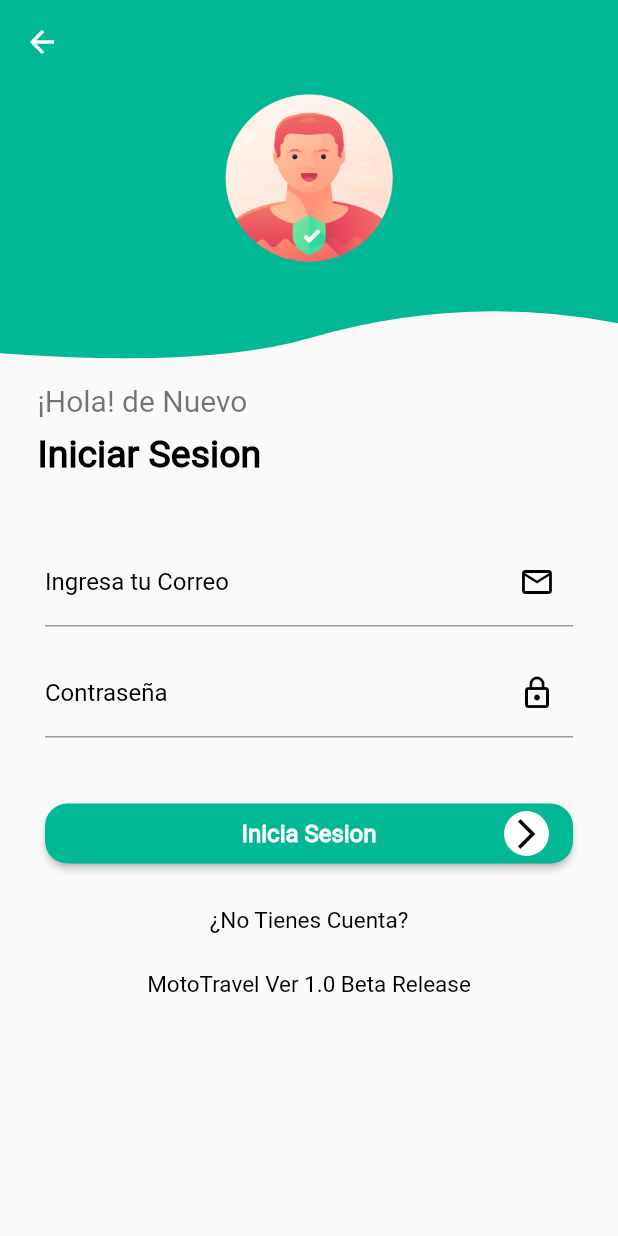
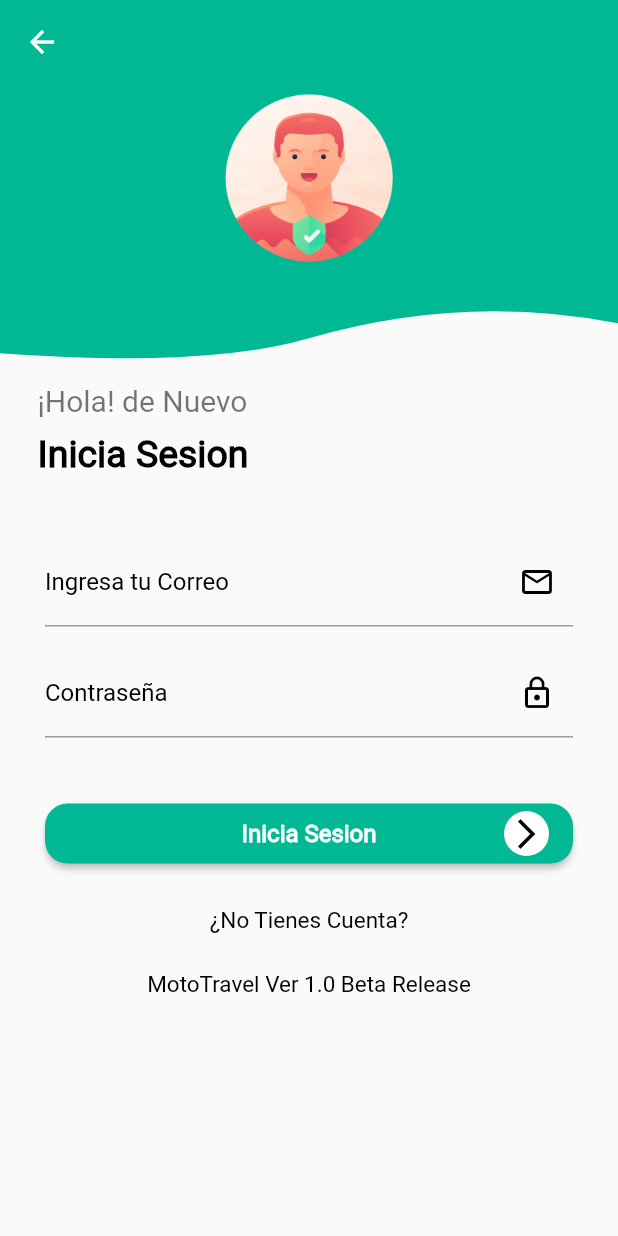
Before and after one commit to mhdevsoft/mototravel, a Flutter app: the LoginPage screen opened by its route, on a phone screen of 412 x 824 dp. Run offline on Flutter 3.47's test engine with Material 2 defaults, Android fonts, the light colour scheme and no system bars; our stand-ins replace flutter_custom_clippers.

Commit message:
Cambio Temporal

```diff
--- a/lib/src/pages/login/login_page.dart
+++ b/lib/src/pages/login/login_page.dart
@@ -119,7 +119,7 @@ class _LoginPageState extends State<LoginPage> {
     return Container(
        alignment: Alignment.centerLeft,
        margin: EdgeInsets.symmetric(horizontal: 25, vertical: 0) ,
-       child: Text('Iniciar Sesion',
+       child: Text('Inicia Sesion',
         style: TextStyle (
           color: Colors.black,
           fontWeight: FontWeight.bold,
```
